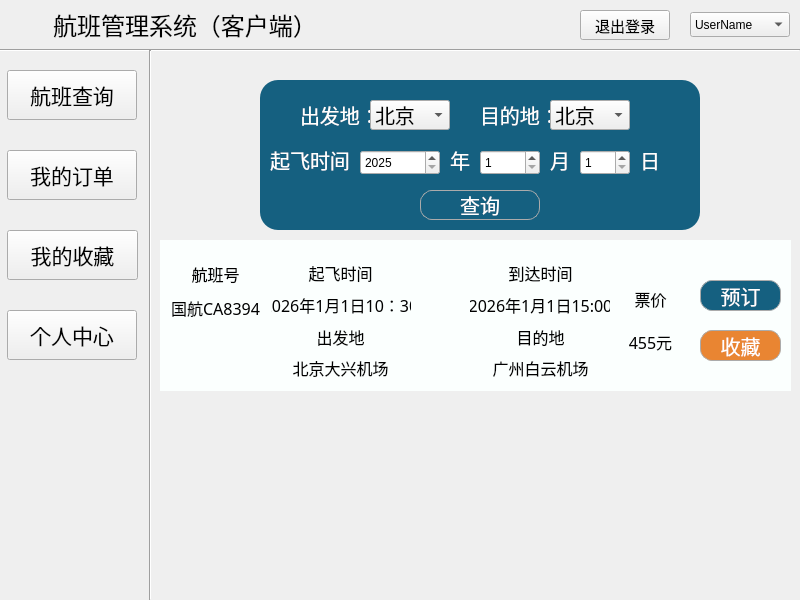
ImmortalWatcher/Flient_Management, file UserMainWindow.ui: the form before one commit.
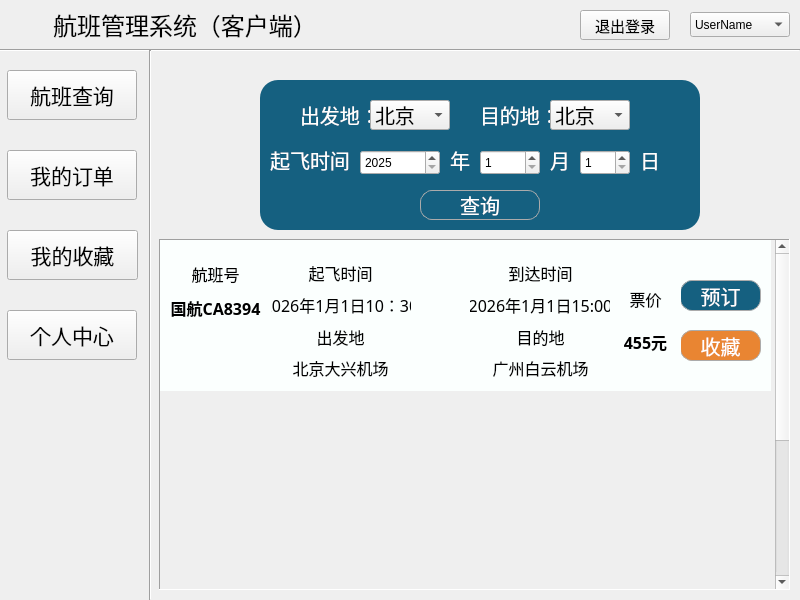
The form after the commit. The open tabs and pages were chosen to show the change. Icons and pictures are not drawn.

Commit message: 微调：page1增加滚动窗口

Diff of the .ui file:
```diff
--- a/UserMainWindow.ui
+++ b/UserMainWindow.ui
@@ -1825,15 +1825,69 @@
        </property>
       </widget>
      </widget>
+     <widget class="QScrollArea" name="scrollArea">
+      <property name="geometry">
+       <rect>
+        <x>9</x>
+        <y>189</y>
+        <width>631</width>
+        <height>351</height>
+       </rect>
+      </property>
+      <property name="minimumSize">
+       <size>
+        <width>631</width>
+        <height>351</height>
+       </size>
+      </property>
+      <property name="frameShape">
+       <enum>QFrame::Shape::Panel</enum>
+      </property>
+      <property name="verticalScrollBarPolicy">
+       <enum>Qt::ScrollBarPolicy::ScrollBarAlwaysOn</enum>
+      </property>
+      <property name="horizontalScrollBarPolicy">
+       <enum>Qt::ScrollBarPolicy::ScrollBarAlwaysOff</enum>
+      </property>
+      <property name="widgetResizable">
+       <bool>true</bool>
+      </property>
+      <widget class="QWidget" name="scrollAreaWidgetContents">
+       <property name="geometry">
+        <rect>
+         <x>0</x>
+         <y>0</y>
+         <width>612</width>
+         <height>600</height>
+        </rect>
+       </property>
+       <property name="sizePolicy">
+        <sizepolicy hsizetype="Expanding" vsizetype="Expanding">
+         <horstretch>0</horstretch>
+         <verstretch>0</verstretch>
+        </sizepolicy>
+       </property>
+       <property name="minimumSize">
+        <size>
+         <width>0</width>
+         <height>600</height>
+        </size>
+       </property>
      <widget class="QWidget" name="widget" native="true">
       <property name="geometry">
        <rect>
-        <x>10</x>
-        <y>190</y>
-        <width>631</width>
+          <x>0</x>
+          <y>0</y>
+          <width>611</width>
         <height>151</height>
        </rect>
       </property>
+        <property name="sizePolicy">
+         <sizepolicy hsizetype="Fixed" vsizetype="Fixed">
+          <horstretch>0</horstretch>
+          <verstretch>0</verstretch>
+         </sizepolicy>
+        </property>
       <property name="styleSheet">
        <string notr="true">background-color: #fbfffe;</string>
       </property>
@@ -1868,7 +1922,7 @@
        </property>
        <property name="geometry">
         <rect>
-         <x>540</x>
+           <x>520</x>
          <y>40</y>
          <width>81</width>
          <height>31</height>
@@ -1898,7 +1952,7 @@
        </property>
        <property name="geometry">
         <rect>
-         <x>540</x>
+           <x>520</x>
          <y>90</y>
          <width>81</width>
          <height>31</height>
@@ -2101,7 +2155,7 @@
         <rect>
          <x>450</x>
          <y>40</y>
-         <width>81</width>
+           <width>71</width>
          <height>80</height>
         </rect>
        </property>
@@ -2128,6 +2182,7 @@
            <font>
             <family>华文楷体</family>
             <pointsize>12</pointsize>
+              <bold>true</bold>
            </font>
           </property>
           <property name="text">
@@ -2172,6 +2227,7 @@
            <font>
             <family>华文楷体</family>
             <pointsize>12</pointsize>
+              <bold>true</bold>
            </font>
           </property>
           <property name="text">
@@ -2183,6 +2239,8 @@
          </widget>
         </item>
        </layout>
+        </widget>
+       </widget>
       </widget>
      </widget>
     </widget>
```
Left out of the diff: 9 changed lines with no effect on the pictures. Lines whose indentation alone changed are shown as unchanged.
